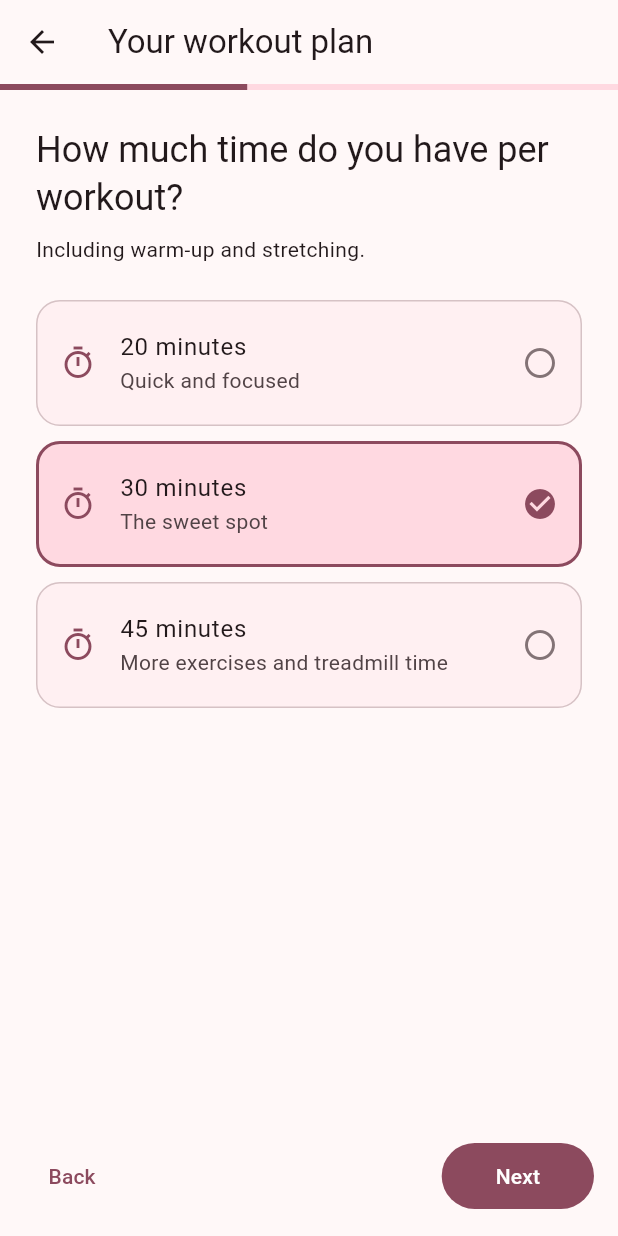
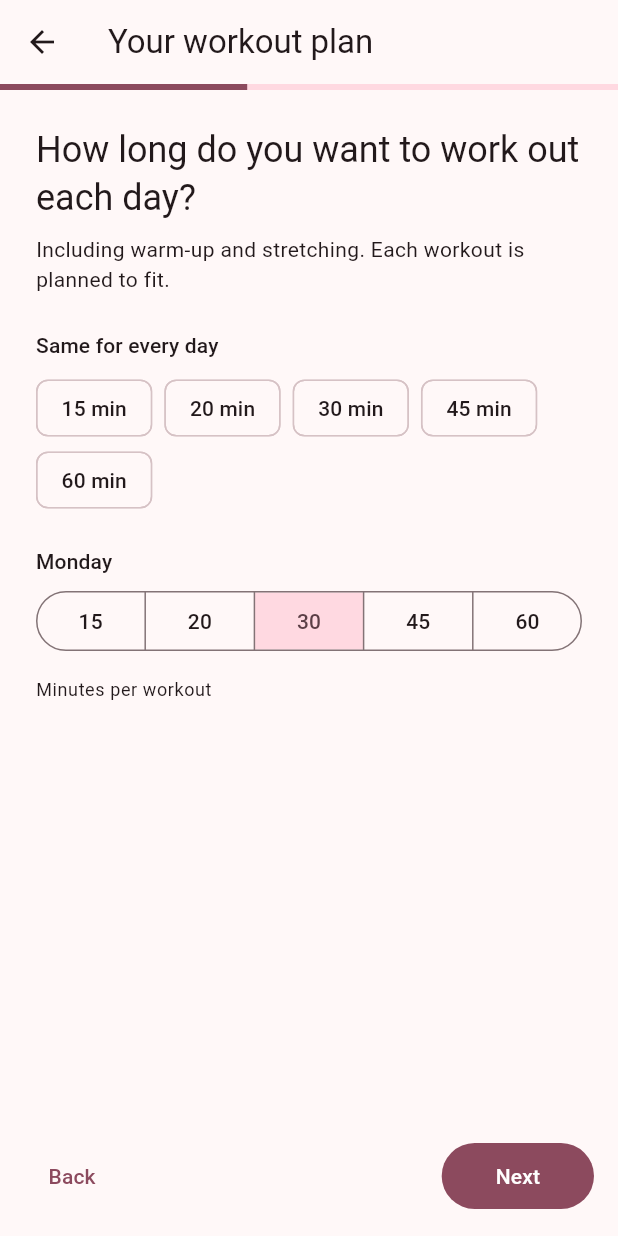
Before and after one commit to cchigu/syds-health-fitness, a Flutter app: the WorkoutSetupScreen screen opened directly, after a tap on "Mon", after a tap on "Next", on a phone screen of 412 x 824 dp. Run offline on Flutter 3.47's test engine with Material 3 defaults, Android fonts, the phone set to English and light mode, and no system bars; our stand-ins replace cloud_firestore, confetti, firebase_auth, firebase_core, fl_chart, shared_preferences; missing offline and left inert: mobile_scanner; accounts and stored records are empty.

Commit message:
Workout length per day, with a time breakdown
- Setup asks how long each workout day should be (15-60 min, or the same
  for all days).
- Each workout is budgeted to fit: warm-up and stretches, a treadmill share
  by goal, and as many strength exercises as fit at her sets; spare time
  goes to the treadmill.
- Every exercise gets a time estimate, so workouts show a colored bar with
  warm-up / strength / treadmill / stretching minutes (also on Today and in
  the week list), and it stays right after her own edits.

Co-Authored-By: Claude Opus 5.5 <noreply@anthropic.com>
Claude-Session: https://claude.ai/code/session_01TTHyQSgD2afjTzhVKt4ArY

```diff
--- a/lib/screens/workout_setup_screen.dart
+++ b/lib/screens/workout_setup_screen.dart
@@ -19,6 +19,8 @@ class _WorkoutSetupScreenState extends State<WorkoutSetupScreen> {
 
   late Set<int> _days;
   late int _minutes;
+  late Map<int, int> _minutesByDay;
+  static const _lengths = [15, 20, 30, 45, 60];
   WorkoutFocus? _focus;
   Experience? _experience;
   late Set<BodyArea> _avoid;
@@ -32,6 +34,9 @@ class _WorkoutSetupScreenState extends State<WorkoutSetupScreen> {
     final p = WorkoutPrefsRepository.instance.prefs;
     _days = {...?p?.weekdays};
     _minutes = p?.minutes ?? 30;
+    _minutesByDay = {
+      for (var d = 1; d <= 7; d++) d: p?.minutesFor(d) ?? _minutes,
+    };
     _focus = p?.focus;
     _experience = p?.experience;
     _avoid = {...?p?.avoid};
@@ -62,6 +67,7 @@ class _WorkoutSetupScreenState extends State<WorkoutSetupScreen> {
     await WorkoutPrefsRepository.instance.save(WorkoutPrefs(
       weekdays: _days,
       minutes: _minutes,
+      minutesByDay: {for (final d in _days) d: _minutesByDay[d] ?? _minutes},
       focus: _focus!,
       experience: _experience!,
       avoid: _nothingToAvoid ? {} : _avoid,
@@ -223,24 +229,54 @@ class _WorkoutSetupScreenState extends State<WorkoutSetupScreen> {
         ],
       );
 
-  Widget _lengthPage() => _question(
-        'How much time do you have per workout?',
-        'Including warm-up and stretching.',
-        [
-          for (final (m, label, sub) in const [
-            (20, '20 minutes', 'Quick and focused'),
-            (30, '30 minutes', 'The sweet spot'),
-            (45, '45 minutes', 'More exercises and treadmill time'),
-          ])
-            _choice(
-              title: label,
-              subtitle: sub,
-              icon: Icons.timer_outlined,
-              selected: _minutes == m,
-              onTap: () => setState(() => _minutes = m),
-            ),
+  Widget _lengthPage() {
+    final text = Theme.of(context).textTheme;
+    final days = _days.toList()..sort();
+    return _question(
+      'How long do you want to work out each day?',
+      'Including warm-up and stretching. Each workout is planned to fit.',
+      [
+        Text('Same for every day', style: text.titleSmall),
+        const SizedBox(height: 8),
+        Wrap(
+          spacing: 8,
+          children: [
+            for (final m in _lengths)
+              ActionChip(
+                label: Text('$m min'),
+                onPressed: () => setState(() {
+                  _minutes = m;
+                  for (final d in days) {
+                    _minutesByDay[d] = m;
+                  }
+                }),
+              ),
+          ],
+        ),
+        const SizedBox(height: 20),
+        for (final d in days) ...[
+          Text(
+            const ['Monday', 'Tuesday', 'Wednesday', 'Thursday', 'Friday',
+                'Saturday', 'Sunday'][d - 1],
+            style: text.titleSmall,
+          ),
+          const SizedBox(height: 6),
+          SegmentedButton<int>(
+            showSelectedIcon: false,
+            segments: [
+              for (final m in _lengths)
+                ButtonSegment(value: m, label: Text('$m')),
+            ],
+            selected: {_minutesByDay[d] ?? _minutes},
+            onSelectionChanged: (v) =>
+                setState(() => _minutesByDay[d] = v.first),
+          ),
+          const SizedBox(height: 14),
         ],
-      );
+        Text('Minutes per workout', style: text.bodySmall),
+      ],
+    );
+  }
 
   Widget _focusPage() => _question(
         'What\'s your main goal?',
--- a/lib/screens/workouts_screen.dart
+++ b/lib/screens/workouts_screen.dart
@@ -5,6 +5,7 @@ import '../services/profile_repository.dart';
 import '../services/workout_planner.dart';
 import '../services/workout_repository.dart';
 import '../utils/dates.dart';
+import '../widgets/time_breakdown.dart';
 import 'workout_detail_screen.dart';
 import 'workout_setup_screen.dart';
 
@@ -275,6 +276,13 @@ class WorkoutsScreen extends StatelessWidget {
                         ].join(' · '),
                   style: TextStyle(color: colors.onPrimaryContainer),
                 ),
+                if (todays != null) ...[
+                  const SizedBox(height: 12),
+                  TimeBreakdown(
+                    breakdown: todays.workout.breakdown,
+                    onColor: colors.onPrimaryContainer,
+                  ),
+                ],
                 const SizedBox(height: 16),
                 if (todays != null)
                   Wrap(
@@ -345,12 +353,15 @@ class WorkoutsScreen extends StatelessWidget {
                 child: Text(_dayNames[s.day.weekday - 1].substring(0, 2)),
               ),
               title: Text(s.workout.title),
+              isThreeLine: true,
               subtitle: Text(
                 s.moved
                     ? '${_fullDayNames[s.day.weekday - 1]} · moved from '
-                        '${_fullDayNames[s.originalDay.weekday - 1]}'
+                        '${_fullDayNames[s.originalDay.weekday - 1]}\n'
+                        '${breakdownSummary(s.workout.breakdown)}'
                     : '${_fullDayNames[s.day.weekday - 1]} · '
-                        '${s.workout.minutes} min',
+                        '${s.workout.minutes} min\n'
+                        '${breakdownSummary(s.workout.breakdown)}',
               ),
               trailing: Row(
                 mainAxisSize: MainAxisSize.min,
```
Also changed, not shown: lib/models/workout.dart (+76 -0 lines), lib/screens/workout_detail_screen.dart (+16 -1 lines), lib/services/workout_planner.dart (+146 -49 lines), lib/widgets/time_breakdown.dart (added, +76 -0 lines), 1 other file.
